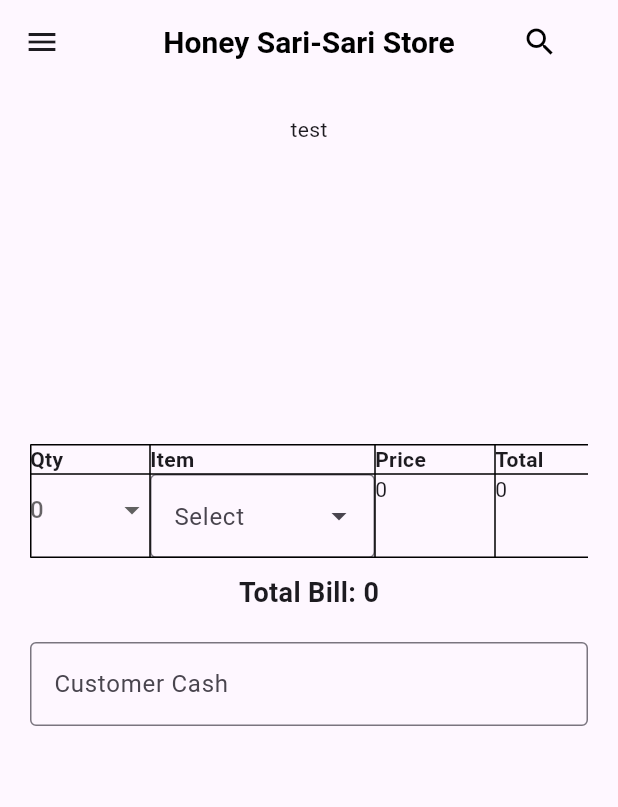
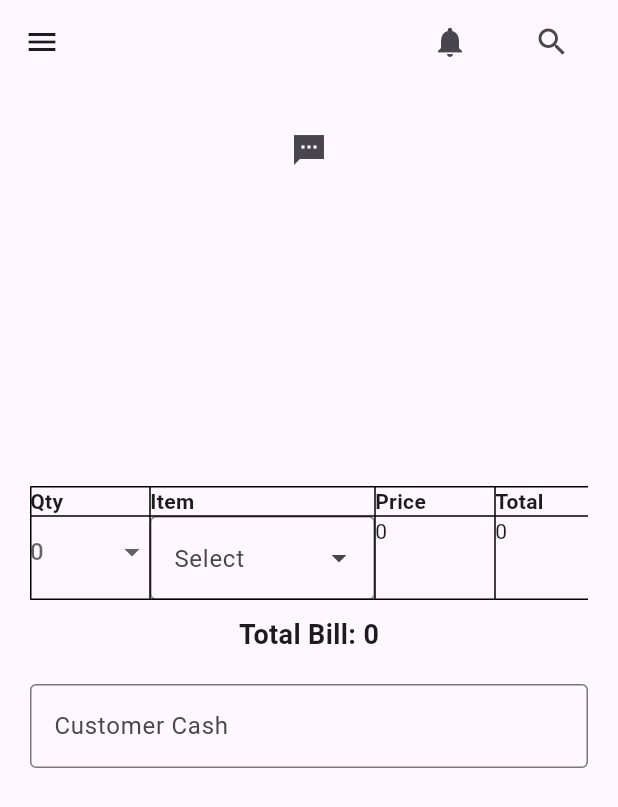
Before and after one commit to marluxdxd/cashier_app, a Flutter app: the screen it shows after launch, on a phone screen of 412 x 824 dp. Shown: the top 807 px of the screen. Run offline on Flutter 3.47's test engine with Material 3 defaults, Android fonts, the phone set to English and light mode, and no system bars; drawn by our look-alikes of dropdown_search; our stand-ins replace flutter_svg, permission_handler, sqflite; accounts and stored records are empty.

Commit message:
save commit

```diff
--- a/lib/database/app_db.dart
+++ b/lib/database/app_db.dart
@@ -37,7 +37,8 @@ class AppDB {
         price INTEGER,
         qty INTEGER DEFAULT 0,
         otherqty INTEGER DEFAULT 0,
-        promo INTEGER DEFAULT 0
+        promo INTEGER DEFAULT 0,
+
       )
     ''');
 
--- a/lib/home/view/home.dart
+++ b/lib/home/view/home.dart
@@ -1,6 +1,5 @@
 import 'package:cashier_app/database/app_db.dart';
-import 'package:cashier_app/home/view/test.dart';
-
+import 'package:cashier_app/home/view/product_notification.dart';
 import 'package:cashier_app/home/viewModel/sale_service.dart';
 import 'package:cashier_app/home/view/customer_cash.dart';
 import 'package:cashier_app/home/view/product_search.dart';
@@ -24,6 +23,7 @@ class _TestView1State extends State<TestView1> {
   Product? selectedProduct;
   int qty = 0;
   List<Product> dbProducts = [];
+  bool promo = false; // default ON
   @override
   void initState() {
     super.initState();
@@ -45,20 +45,14 @@ class _TestView1State extends State<TestView1> {
   final qty = row.qty;
   final price = product.price.toInt();
 
-    // Apply promo only if user selected it
-    if (row.promoApplied && qty > 0 && price == 2) {
-      // promo only for items priced at 2
-      int promoQty = 3; // every 3 items
-      int promoPrice = 5; // price for 3 items
-
-      int bundles = qty ~/ promoQty; // number of complete 3-item bundles
-      int remaining = qty % promoQty; // leftover items
-
-      return (bundles * promoPrice) + (remaining * price);
+  if (product.promo) { // if product is active promo
+    promo = true;
+    return (qty * price) - 1;
   }
 
   return qty * price;
 }
+
 
   int get totalBill {
     int sum = 0;
@@ -161,7 +155,7 @@ class _TestView1State extends State<TestView1> {
     return Scaffold(
       appBar: AppBar(
         title: Text(
-          'Honey Sari-Sari Store',
+          '',
           style: TextStyle(
             color: Colors.black,
             fontSize: 20,
@@ -171,16 +165,30 @@ class _TestView1State extends State<TestView1> {
         centerTitle: true,
         actions: [
           Padding(
-            padding: const EdgeInsets.only(right: 40.0),
-            child: GestureDetector(
-              onTap: () {
+            padding: const EdgeInsets.only(right: 20.0),
+            child: Row(
+              children: [
+                IconButton(
+                  icon: Icon(Icons.notifications),
+                  onPressed: () {
+                    showDialog(
+                     barrierColor: Colors.black.withOpacity(0.2),
+                  context: context,
+                    builder: (context) => ProductNotification(),
+                    );
+                  },
+                ),
+                SizedBox(width: 20,),
+                IconButton(onPressed:(){
                    showDialog(
                       barrierColor: Colors.black.withOpacity(0.2),
                       context: context,
                       builder: (context) => SearchProduct(),
                     );
-              },
-              child: Icon(Icons.search, color: Colors.black),
+                }, icon: Icon(Icons.search)),
+
+
+              ],
             ),
           ),
         ],
@@ -205,7 +213,24 @@ class _TestView1State extends State<TestView1> {
             children: [
 
 
-              Text('test'),
+             IconButton(
+  icon: Icon(Icons.textsms_sharp),
+  onPressed: () {
+    bool promo = false;
+    int qty = 3;
+    int price = 1;
+
+
+
+
+    if (!promo) {
+       print("Promo not applied for $qty items");
+
+
+    }
+  },
+),
+
 
 
               SizedBox(height: 200),
@@ -295,7 +320,7 @@ class _TestView1State extends State<TestView1> {
                             onChanged: (p) {
                               setState(() {
                                 row.product = p;
-                                if (row == rows.last) rows.add(RowData());
+                                if (row == rows.last) rows.add(RowData()); // keep adding row if last
                               });
                             },
                           ),
@@ -309,13 +334,13 @@ class _TestView1State extends State<TestView1> {
                               IconButton(
                                 icon: Icon(
                                   Icons.local_offer,
-                                  color: row.promoApplied
+                                  color: promo
                                       ? Colors.green
                                       : Colors.grey,
                                 ),
                                 onPressed: () {
                                   setState(() {
-                                    row.promoApplied = !row.promoApplied;
+                                    promo = !promo;
                                   });
                                 },
                               ),
--- a/lib/home/viewModel/product.dart
+++ b/lib/home/viewModel/product.dart
@@ -6,6 +6,7 @@ class Product {
   double price;
   bool promo; // NEW
     int? fixedQty; // NEW: if null => user can change qty, if not null => fixed qty
+bool promoApplied;
 
   Product({
     this.id,
@@ -15,6 +16,7 @@ class Product {
     required this.price,
     this.promo = false, // NEW
      this.fixedQty, // default null
+     this.promoApplied = false,
   });
 
   // Total for POS (qty * price)
--- a/lib/home/viewModel/row.dart
+++ b/lib/home/viewModel/row.dart
@@ -6,6 +6,7 @@ class RowData {
   int qty = 0;
   bool promoApplied;
   String discountType; // <-- ADD THIS
+
 
   // ⭐ Needed for searchable text field
   TextEditingController productController = TextEditingController();
```
Also changed, not shown: lib/home/view/product_add.dart (+24 -12 lines), lib/home/view/product_notification.dart (added, +41 -0 lines). Lines whose indentation alone changed are shown as unchanged.
